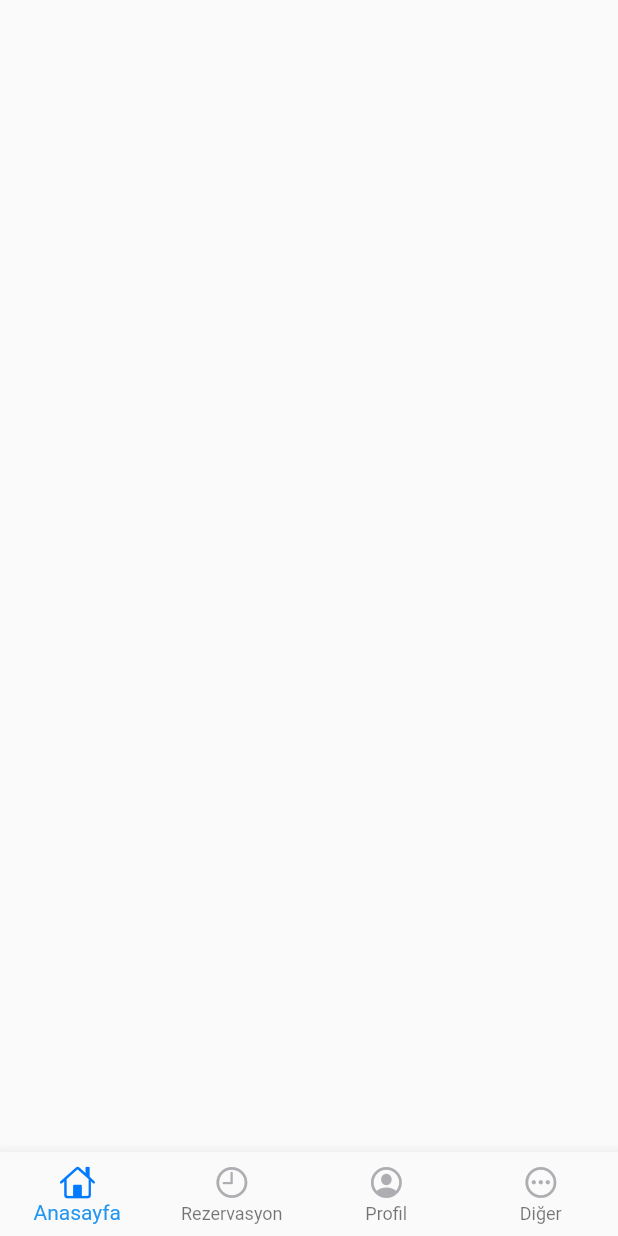
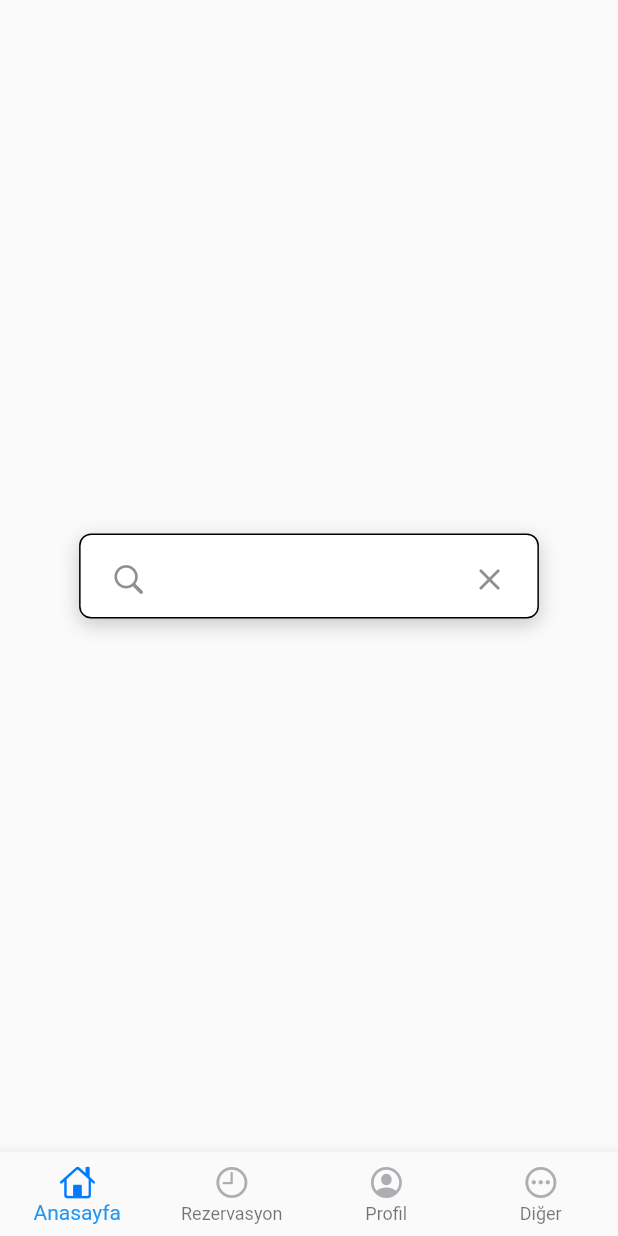
Before and after one commit to hasanaliozdemir/ble_parking_app, a Flutter app: the screen it shows after launch, on a phone screen of 412 x 824 dp. Run offline on Flutter 3.47's test engine with Material 2 defaults, Android fonts, the phone set to English and light mode, and no system bars; our stand-ins replace flutter_svg, get.

Commit message:
parkCard ve searchBar eklendi

```diff
--- /dev/null
+++ b/lib/core/components/searchBar.dart
@@ -0,0 +1,75 @@
+import 'package:flutter/cupertino.dart';
+import 'package:flutter/material.dart';
+import 'package:gesk_app/core/colors.dart';
+import 'package:get/get.dart';
+
+class SearchBar extends StatelessWidget {
+
+  const SearchBar({Key key}) : super(key: key);
+
+  @override
+  Widget build(BuildContext context) {
+    var focused = false.obs;
+    FocusNode searchFocus = FocusNode();
+    TextEditingController searchController = TextEditingController();
+    var w = Get.width/375;
+    var h = Get.height/812;
+    return Obx(()=>
+      Container(
+
+      width: w* 279,
+      height:h* 56,
+      decoration: BoxDecoration(
+        border: focused.value ?  Border.all(color: blue500) : Border.all(),
+        borderRadius: BorderRadius.circular(8),
+        boxShadow: [
+            BoxShadow(
+                color: Color(0x33000000),
+                blurRadius: 10,
+                offset: Offset(0, 4),
+            ),
+        ],
+        color: white,
+      ),
+      padding: const EdgeInsets.symmetric(horizontal: 8, vertical: 10, ),
+      child: TextFormField(
+        controller: searchController,
+        focusNode: searchFocus,
+        onTap: (){
+          focused.value = true;
+        },
+        onFieldSubmitted: (term){
+          searchFocus.unfocus();
+          focused.value = false;
+          search(searchController.text);
+        },
+        textInputAction: TextInputAction.search,
+        keyboardType: TextInputType.text,
+        cursorColor: blue500,
+        decoration: InputDecoration(
+          border: InputBorder.none,
+          focusedBorder: InputBorder.none,
+          focusColor: blue500,
+          icon: IconButton(
+            icon: Icon(CupertinoIcons.search,color: gray900,),
+            onPressed: (){
+              search(searchController.text);
+            },
+          ),
+          suffixIcon: IconButton(
+            icon: Icon(CupertinoIcons.multiply,color: gray900,),
+            onPressed: (){
+              searchController.clear();
+            },
+          ),
+
+        ),
+      ),
+    )
+    );
+  }
+
+  void search(String adress){
+    print("search  $adress ");
+  }
+}
--- a/lib/wrapper.dart
+++ b/lib/wrapper.dart
@@ -1,15 +1,20 @@
 import 'package:flutter/cupertino.dart';
 import 'package:flutter/material.dart';
 import 'package:gesk_app/core/components/bottomBar.dart';
+import 'package:gesk_app/core/components/searchBar.dart';
 
 class Wrapper extends StatelessWidget {
   const Wrapper({Key key}) : super(key: key);
 
   @override
   Widget build(BuildContext context) {
+    TextEditingController controller;
     var auth = true;
     if (auth) {
       return Scaffold(
+        body: Center(
+          child: SearchBar()
+        ),
         bottomNavigationBar: BottomBar()
       );
     }else{
```
Also changed, not shown: lib/core/components/parkCard.dart (added, +231 -0 lines), assets/Areacard/camera.svg (added), assets/Areacard/closed.svg (added), assets/Areacard/electr.svg (added), assets/Areacard/open.png (added), 1 other file.
